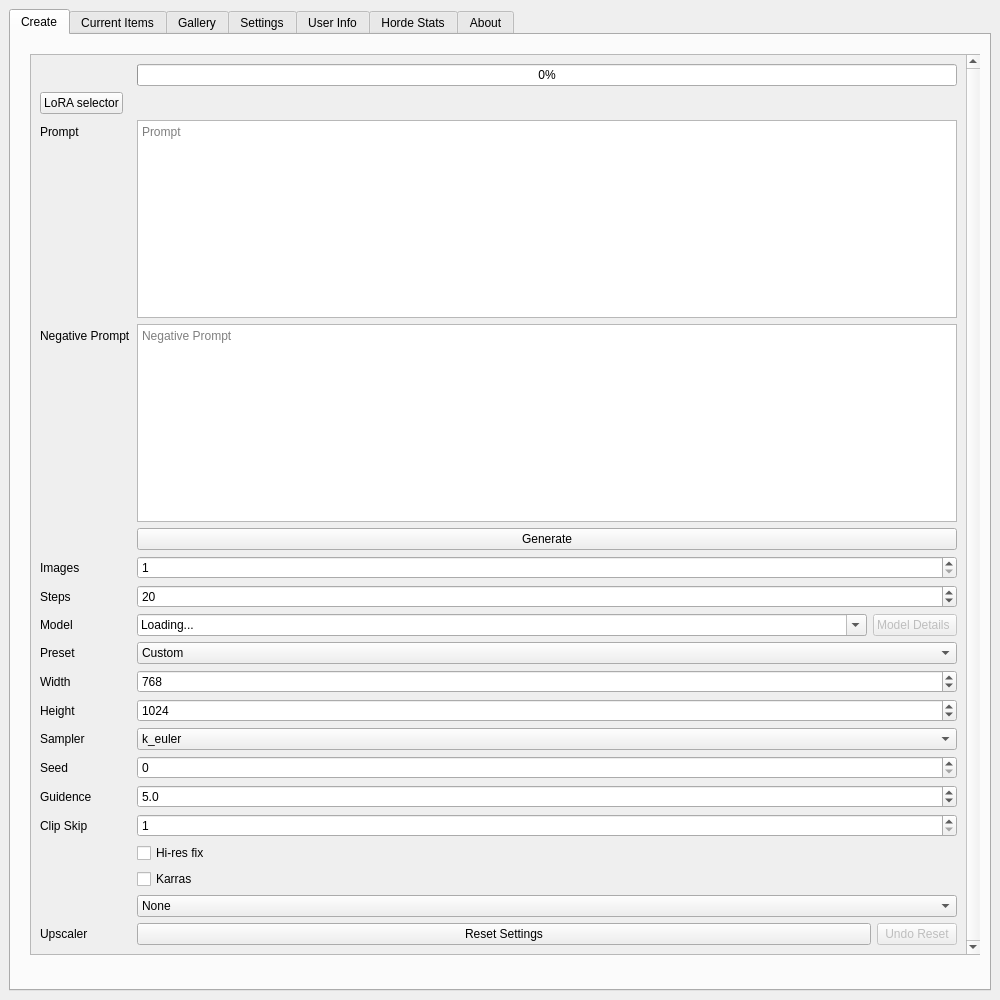
First picture: the form in src/hordeqt/ui/form.ui, repository Unit1208/HordeQT, before the edit.
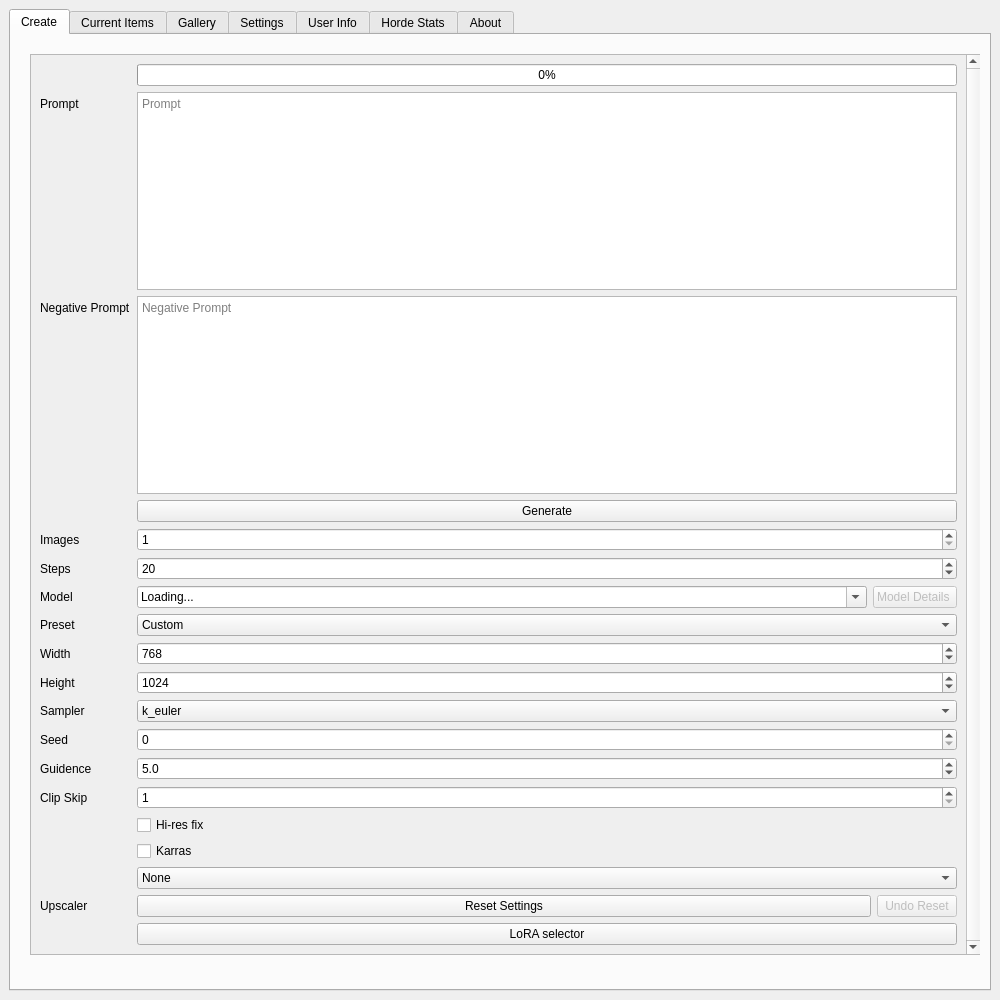
Second picture: the form after the edit. The open tabs and pages were chosen to show the change. Icons and pictures are not drawn.

What changed in the file:
```diff
--- a/src/hordeqt/ui/form.ui
+++ b/src/hordeqt/ui/form.ui
@@ -626,7 +626,7 @@
                </item>
               </widget>
              </item>
-             <item row="1" column="0">
+             <item row="32" column="1">
               <widget class="QPushButton" name="LoRASelector">
                <property name="text">
                 <string>LoRA selector</string>
```
